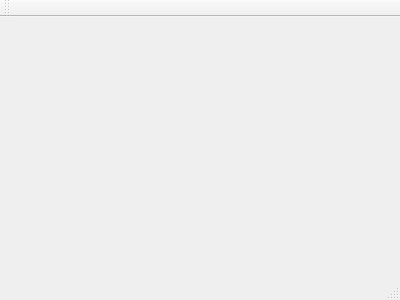
CarsonRoscoe/WirelessAudio, file ComAudioServer/mainwindow.ui: the form before one commit.
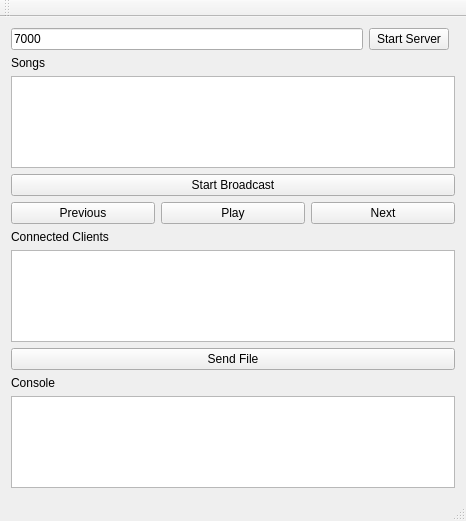
The form after the commit.

Commit message: server and client UI

```diff
--- a/ComAudioServer/mainwindow.ui
+++ b/ComAudioServer/mainwindow.ui
@@ -1,24 +1,158 @@
 <ui version="4.0">
  <class>MainWindow</class>
- <widget class="QMainWindow" name="MainWindow" >
-  <property name="geometry" >
+ <widget class="QMainWindow" name="MainWindow">
+  <property name="geometry">
    <rect>
     <x>0</x>
     <y>0</y>
-    <width>400</width>
-    <height>300</height>
+    <width>466</width>
+    <height>521</height>
    </rect>
   </property>
   <property name="windowTitle" >
    <string>MainWindow</string>
   </property>
-  <widget class="QMenuBar" name="menuBar" />
-  <widget class="QToolBar" name="mainToolBar" />
-  <widget class="QWidget" name="centralWidget" />
-  <widget class="QStatusBar" name="statusBar" />
+  <widget class="QWidget" name="centralWidget">
+   <layout class="QGridLayout" name="gridLayout">
+    <item row="1" column="0">
+     <widget class="QLabel" name="label_2">
+      <property name="text">
+       <string>Songs</string>
+      </property>
+     </widget>
+    </item>
+    <item row="2" column="0" colspan="3">
+     <layout class="QVBoxLayout" name="verticalLayout_4">
+      <item>
+       <widget class="QListWidget" name="songList"/>
+      </item>
+     </layout>
+    </item>
+    <item row="5" column="0">
+     <widget class="QLabel" name="label">
+      <property name="text">
+       <string>Connected Clients</string>
+      </property>
+     </widget>
+    </item>
+    <item row="6" column="0" colspan="3">
+     <layout class="QVBoxLayout" name="verticalLayout_2">
+      <item>
+       <widget class="QTableWidget" name="clientTable"/>
+      </item>
+     </layout>
+    </item>
+    <item row="8" column="0">
+     <widget class="QLabel" name="label_3">
+      <property name="text">
+       <string>Console</string>
+      </property>
+     </widget>
+    </item>
+    <item row="0" column="0">
+     <widget class="QLineEdit" name="listenPort">
+      <property name="text">
+       <string>7000</string>
+      </property>
+      <property name="placeholderText">
+       <string>Server Port</string>
+      </property>
+     </widget>
+    </item>
+    <item row="7" column="0" colspan="3">
+     <widget class="QPushButton" name="sendFileBtn">
+      <property name="text">
+       <string>Send File</string>
+      </property>
+     </widget>
+    </item>
+    <item row="0" column="1">
+     <widget class="QPushButton" name="startServerBtn">
+      <property name="text">
+       <string>Start Server</string>
+      </property>
+     </widget>
+    </item>
+    <item row="9" column="0" colspan="3">
+     <layout class="QVBoxLayout" name="verticalLayout">
+      <item>
+       <widget class="QListWidget" name="consoleList"/>
+      </item>
+     </layout>
+    </item>
+    <item row="4" column="0" colspan="3">
+     <layout class="QHBoxLayout" name="horizontalLayout">
+      <item>
+       <widget class="QPushButton" name="prevSongBtn">
+        <property name="text">
+         <string>Previous</string>
+        </property>
+       </widget>
+      </item>
+      <item>
+       <widget class="QPushButton" name="playPauseBtn">
+        <property name="text">
+         <string>Play</string>
+        </property>
+       </widget>
+      </item>
+      <item>
+       <widget class="QPushButton" name="nextSongBtn">
+        <property name="text">
+         <string>Next</string>
+        </property>
+       </widget>
+      </item>
+     </layout>
+    </item>
+    <item row="3" column="0" colspan="3">
+     <widget class="QPushButton" name="startBroadcastBtn">
+      <property name="text">
+       <string>Start Broadcast</string>
+      </property>
+     </widget>
+    </item>
+   </layout>
+   <zorder>listenPort</zorder>
+   <zorder>label</zorder>
+   <zorder>label_2</zorder>
+   <zorder>label_3</zorder>
+   <zorder>sendFileBtn</zorder>
+   <zorder>startServerBtn</zorder>
+   <zorder>horizontalLayoutWidget</zorder>
+   <zorder>startBroadcastBtn</zorder>
+  </widget>
+  <widget class="QMenuBar" name="menuBar">
+   <property name="geometry">
+    <rect>
+     <x>0</x>
+     <y>0</y>
+     <width>466</width>
+     <height>21</height>
+    </rect>
+   </property>
+  </widget>
+  <widget class="QToolBar" name="mainToolBar">
+   <attribute name="toolBarArea">
+    <enum>TopToolBarArea</enum>
+   </attribute>
+   <attribute name="toolBarBreak">
+    <bool>false</bool>
+   </attribute>
+  </widget>
+  <widget class="QStatusBar" name="statusBar"/>
  </widget>
- <layoutDefault spacing="6" margin="11" />
- <pixmapfunction></pixmapfunction>
+ <layoutdefault spacing="6" margin="11"/>
+ <tabstops>
+  <tabstop>listenPort</tabstop>
+  <tabstop>startServerBtn</tabstop>
+  <tabstop>songList</tabstop>
+  <tabstop>prevSongBtn</tabstop>
+  <tabstop>nextSongBtn</tabstop>
+  <tabstop>clientTable</tabstop>
+  <tabstop>sendFileBtn</tabstop>
+  <tabstop>consoleList</tabstop>
+ </tabstops>
  <resources/>
  <connections/>
 </ui>
```
Left out of the diff: 3 changed lines with no effect on the pictures. The commit also changes 6 other files.
